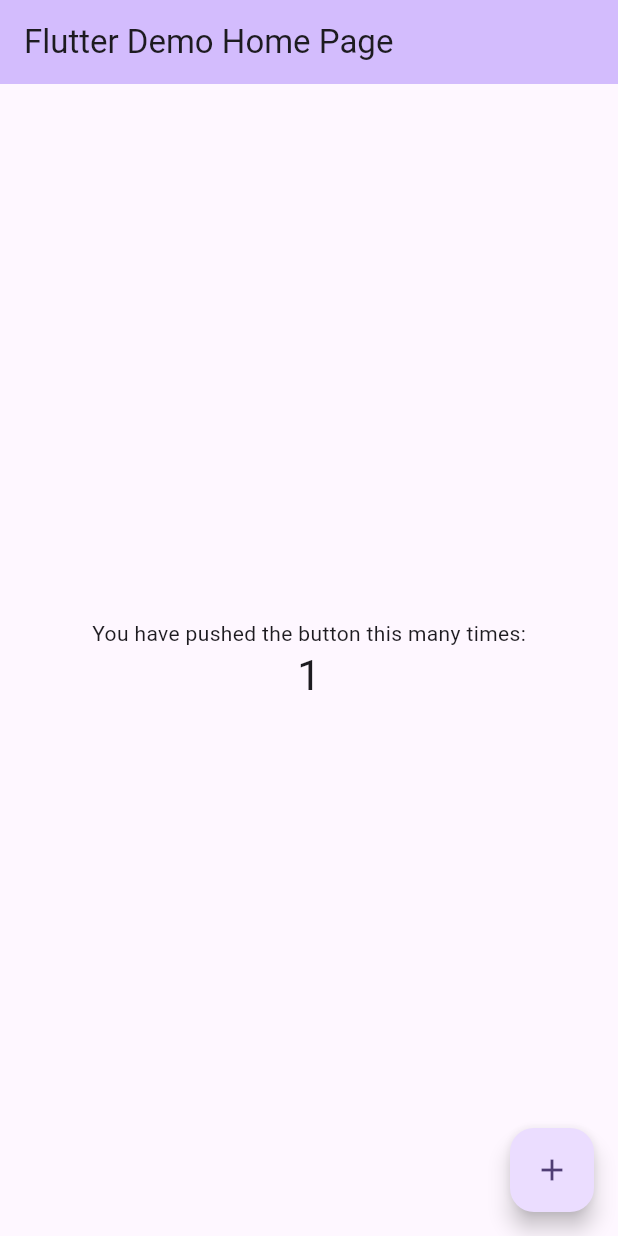
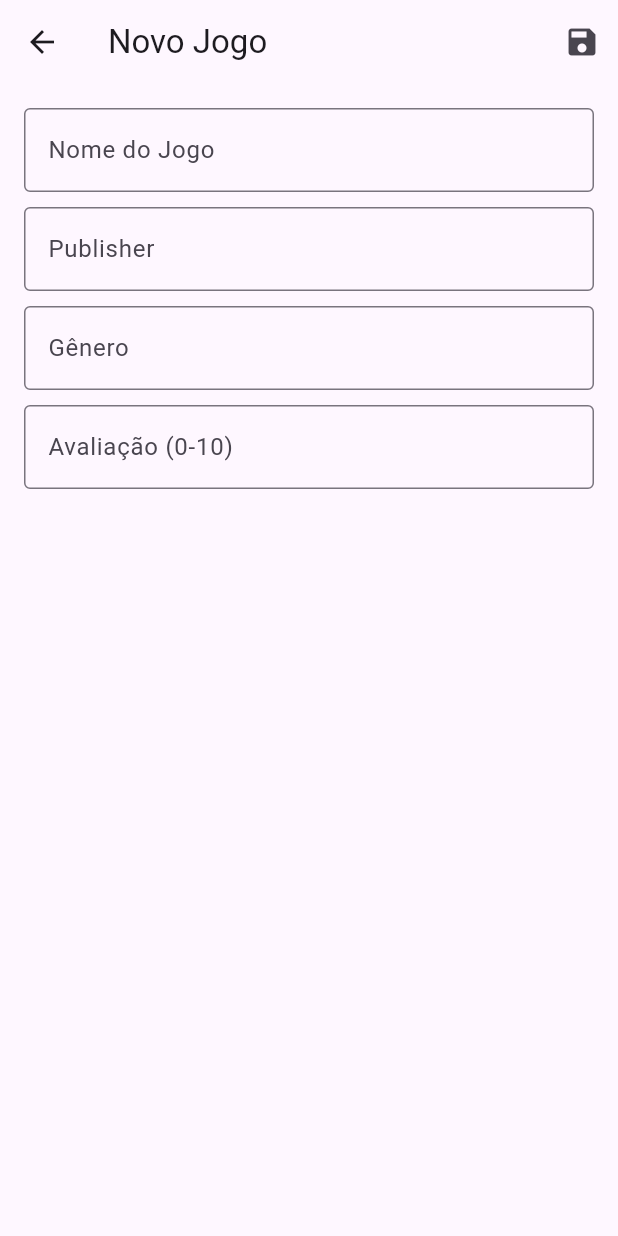
Before and after one commit to gabrielbelinski/app_jogos, a Flutter app: the screen it shows after launch, after a tap on the "add" icon, on a phone screen of 412 x 824 dp. Run offline on Flutter 3.47's test engine with Material 3 defaults, Android fonts, the light colour scheme and no system bars; our stand-ins replace sqflite; accounts and stored records are empty.

Commit message:
Nao ta indo

```diff
--- a/lib/main.dart
+++ b/lib/main.dart
@@ -1,125 +1,9 @@
+import 'package:app_jogos/views/home_page.dart';
 import 'package:flutter/material.dart';
 
 void main() {
-  runApp(const MyApp());
+  runApp(MaterialApp(
+    home: HomePage(),
+    debugShowCheckedModeBanner: false,
+  ));
 }
-
-class MyApp extends StatelessWidget {
-  const MyApp({super.key});
-
-  // This widget is the root of your application.
-  @override
-  Widget build(BuildContext context) {
-    return MaterialApp(
-      title: 'Flutter Demo',
-      theme: ThemeData(
-        // This is the theme of your application.
-        //
-        // TRY THIS: Try running your application with "flutter run". You'll see
-        // the application has a purple toolbar. Then, without quitting the app,
-        // try changing the seedColor in the colorScheme below to Colors.green
-        // and then invoke "hot reload" (save your changes or press the "hot
-        // reload" button in a Flutter-supported IDE, or press "r" if you used
-        // the command line to start the app).
-        //
-        // Notice that the counter didn't reset back to zero; the application
-        // state is not lost during the reload. To reset the state, use hot
-        // restart instead.
-        //
-        // This works for code too, not just values: Most code changes can be
-        // tested with just a hot reload.
-        colorScheme: ColorScheme.fromSeed(seedColor: Colors.deepPurple),
-        useMaterial3: true,
-      ),
-      home: const MyHomePage(title: 'Flutter Demo Home Page'),
-    );
-  }
-}
-
-class MyHomePage extends StatefulWidget {
-  const MyHomePage({super.key, required this.title});
-
-  // This widget is the home page of your application. It is stateful, meaning
-  // that it has a State object (defined below) that contains fields that affect
-  // how it looks.
-
-  // This class is the configuration for the state. It holds the values (in this
-  // case the title) provided by the parent (in this case the App widget) and
-  // used by the build method of the State. Fields in a Widget subclass are
-  // always marked "final".
-
-  final String title;
-
-  @override
-  State<MyHomePage> createState() => _MyHomePageState();
-}
-
-class _MyHomePageState extends State<MyHomePage> {
-  int _counter = 0;
-
-  void _incrementCounter() {
-    setState(() {
-      // This call to setState tells the Flutter framework that something has
-      // changed in this State, which causes it to rerun the build method below
-      // so that the display can reflect the updated values. If we changed
-      // _counter without calling setState(), then the build method would not be
-      // called again, and so nothing would appear to happen.
-      _counter++;
-    });
-  }
-
-  @override
-  Widget build(BuildContext context) {
-    // This method is rerun every time setState is called, for instance as done
-    // by the _incrementCounter method above.
-    //
-    // The Flutter framework has been optimized to make rerunning build methods
-    // fast, so that you can just rebuild anything that needs updating rather
-    // than having to individually change instances of widgets.
-    return Scaffold(
-      appBar: AppBar(
-        // TRY THIS: Try changing the color here to a specific color (to
-        // Colors.amber, perhaps?) and trigger a hot reload to see the AppBar
-        // change color while the other colors stay the same.
-        backgroundColor: Theme.of(context).colorScheme.inversePrimary,
-        // Here we take the value from the MyHomePage object that was created by
-        // the App.build method, and use it to set our appbar title.
-        title: Text(widget.title),
-      ),
-      body: Center(
-        // Center is a layout widget. It takes a single child and positions it
-        // in the middle of the parent.
-        child: Column(
-          // Column is also a layout widget. It takes a list of children and
-          // arranges them vertically. By default, it sizes itself to fit its
-          // children horizontally, and tries to be as tall as its parent.
-          //
-          // Column has various properties to control how it sizes itself and
-          // how it positions its children. Here we use mainAxisAlignment to
-          // center the children vertically; the main axis here is the vertical
-          // axis because Columns are vertical (the cross axis would be
-          // horizontal).
-          //
-          // TRY THIS: Invoke "debug painting" (choose the "Toggle Debug Paint"
-          // action in the IDE, or press "p" in the console), to see the
-          // wireframe for each widget.
-          mainAxisAlignment: MainAxisAlignment.center,
-          children: <Widget>[
-            const Text(
-              'You have pushed the button this many times:',
-            ),
-            Text(
-              '$_counter',
-              style: Theme.of(context).textTheme.headlineMedium,
-            ),
-          ],
-        ),
-      ),
-      floatingActionButton: FloatingActionButton(
-        onPressed: _incrementCounter,
-        tooltip: 'Increment',
-        child: const Icon(Icons.add),
-      ), // This trailing comma makes auto-formatting nicer for build methods.
-    );
-  }
-}
--- /dev/null
+++ b/lib/views/edit_page.dart
@@ -0,0 +1,102 @@
+import 'package:app_jogos/helpers/game_helper.dart';
+import 'package:flutter/material.dart';
+
+class EditPage extends StatefulWidget {
+  final Game? game;
+
+  EditPage({this.game});
+
+  @override
+  _EditPageState createState() => _EditPageState();
+}
+
+class _EditPageState extends State<EditPage> {
+  final _nameController = TextEditingController();
+  final _publisherController = TextEditingController();
+  final _genreController = TextEditingController();
+  final _ratingController = TextEditingController();
+
+  @override
+  void initState() {
+    super.initState();
+    if (widget.game != null) {
+      _nameController.text = widget.game!.name ?? '';
+      _publisherController.text = widget.game!.publisher ?? '';
+      _genreController.text = widget.game!.genre ?? '';
+      _ratingController.text = widget.game!.rating ?? '';
+    }
+  }
+
+  @override
+  Widget build(BuildContext context) {
+    return Scaffold(
+      appBar: AppBar(
+        title: Text(widget.game == null ? "Novo Jogo" : "Editar Jogo"),
+        actions: [
+          IconButton(
+            icon: Icon(Icons.save),
+            onPressed: _saveGame,
+          ),
+        ],
+      ),
+      body: Padding(
+        padding: const EdgeInsets.all(16.0),
+        child: Column(
+          children: <Widget>[
+            TextField(
+              controller: _nameController,
+              decoration: InputDecoration(
+                labelText: "Nome do Jogo",
+                border: OutlineInputBorder(),
+              ),
+            ),
+            SizedBox(height: 10),
+            TextField(
+              controller: _publisherController,
+              decoration: InputDecoration(
+                labelText: "Publisher",
+                border: OutlineInputBorder(),
+              ),
+            ),
+            SizedBox(height: 10),
+            TextField(
+              controller: _genreController,
+              decoration: InputDecoration(
+                labelText: "Gênero",
+                border: OutlineInputBorder(),
+              ),
+            ),
+            SizedBox(height: 10),
+            TextField(
+              controller: _ratingController,
+              keyboardType: TextInputType.number,
+              decoration: InputDecoration(
+                labelText: "Avaliação (0-10)",
+                border: OutlineInputBorder(),
+              ),
+            ),
+          ],
+        ),
+      ),
+    );
+  }
+
+  void _saveGame() {
+    if (_nameController.text.isNotEmpty) {
+      Game game = Game();
+      game.name = _nameController.text;
+      game.publisher = _publisherController.text;
+      game.genre = _genreController.text;
+      game.rating = _ratingController.text;
+
+      Navigator.pop(context, game);
+    } else {
+      // Exibe um alerta se o nome do jogo não for preenchido
+      ScaffoldMessenger.of(context).showSnackBar(
+        SnackBar(
+          content: Text("O nome do jogo é obrigatório!"),
+        ),
+      );
+    }
+  }
+}
--- /dev/null
+++ b/lib/views/home_page.dart
@@ -0,0 +1,107 @@
+import 'dart:async';
+import 'package:app_jogos/helpers/game_helper.dart';
+import 'package:app_jogos/views/edit_page.dart';
+import 'package:flutter/material.dart';
+
+enum OrderOptions { orderNameAsc, orderNameDesc }
+
+class HomePage extends StatefulWidget {
+  const HomePage({Key? key}) : super(key: key);
+
+  @override
+  State<HomePage> createState() => _HomePageState();
+}
+
+class _HomePageState extends State<HomePage> {
+  GameHelper helper = GameHelper();
+  List<Game> games = [];
+
+  @override
+  void initState() {
+    super.initState();
+    _getAllGames();
+  }
+
+  void _getAllGames() {
+    helper.getAllGames().then((list) {
+      setState(() {
+        games = list;
+      });
+    });
+  }
+
+  @override
+  Widget build(BuildContext context) {
+    return Scaffold(
+      appBar: AppBar(
+        title: const Text("Lista de Jogos"),
+        actions: <Widget>[
+          PopupMenuButton<OrderOptions>(
+            onSelected: _orderList,
+            itemBuilder: (context) => <PopupMenuEntry<OrderOptions>>[
+              const PopupMenuItem<OrderOptions>(
+                child: Text("Ordenar por Nome (A-Z)"),
+                value: OrderOptions.orderNameAsc,
+              ),
+              const PopupMenuItem<OrderOptions>(
+                child: Text("Ordenar por Nome (Z-A)"),
+                value: OrderOptions.orderNameDesc,
+              ),
+            ],
+          )
+        ],
+      ),
+      floatingActionButton: FloatingActionButton(
+        onPressed: () {
+          _showEditPage();
+        },
+        child: const Icon(Icons.add),
+      ),
+      body: ListView.builder(
+        itemCount: games.length,
+        itemBuilder: (context, index) {
+          return _gameCard(context, index);
+        },
+      ),
+    );
+  }
+
+  Widget _gameCard(BuildContext context, int index) {
+    return Card(
+      child: ListTile(
+        title: Text(games[index].name ?? "Sem Nome"),
+        subtitle: Text("Gênero: ${games[index].genre ?? "Desconhecido"}"),
+        onTap: () {
+          _showEditPage(game: games[index]);
+        },
+      ),
+    );
+  }
+
+  Future<void> _showEditPage({Game? game}) async {
+    final updatedGame = await Navigator.push(
+      context,
+      MaterialPageRoute(builder: (context) => EditPage(game: game)),
+    );
+    if (updatedGame != null) {
+      if (game != null) {
+        await helper.updateGame(updatedGame);
+      } else {
+        await helper.saveGame(updatedGame);
+      }
+      _getAllGames();
+    }
+  }
+
+  void _orderList(OrderOptions result) {
+    switch (result) {
+      case OrderOptions.orderNameAsc:
+        games.sort((a, b) => a.name!.compareTo(b.name!));
+        break;
+      case OrderOptions.orderNameDesc:
+        games.sort((a, b) => b.name!.compareTo(a.name!));
+        break;
+    }
+    setState(() {});
+  }
+}
--- a/pubspec.yaml
+++ b/pubspec.yaml
@@ -37,7 +37,8 @@ dependencies:
   cupertino_icons: ^1.0.8
   sqflite: ^2.4.1
   url_launcher: ^6.3.1
-  image_picker: ^1.1.2
+  #image_picker: ^1.1.2
+
 
 dev_dependencies:
   flutter_test:
@@ -62,8 +63,6 @@ flutter:
   uses-material-design: true
 
   # To add assets to your application, add an assets section, like this:
-  # assets:
-  #   - images/a_dot_burr.jpeg
   #   - images/a_dot_ham.jpeg
 
   # An image asset can refer to one or more resolution-specific "variants", see
```
Also changed, not shown: lib/helpers/game_helper.dart (+12 -20 lines), lib/assets/imgs/default_poster.png (added), package-lock.json (added), pubspec.lock, 3 other files.
